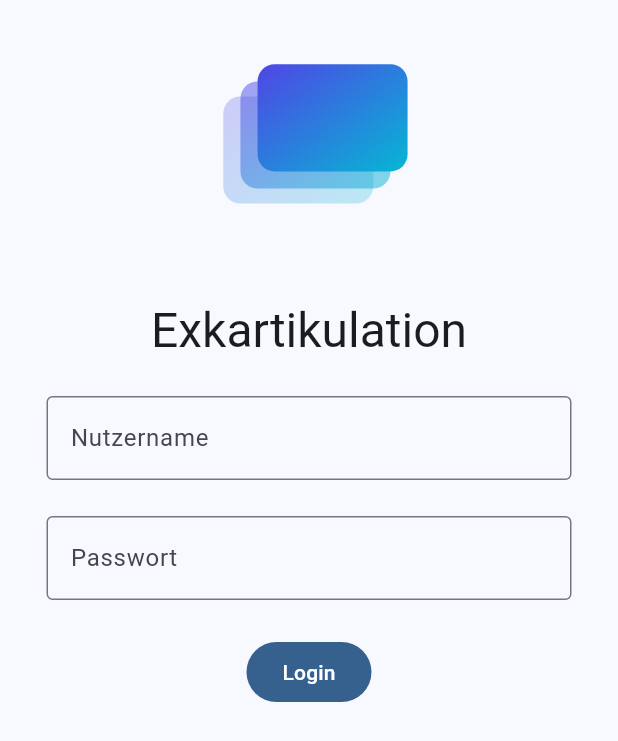
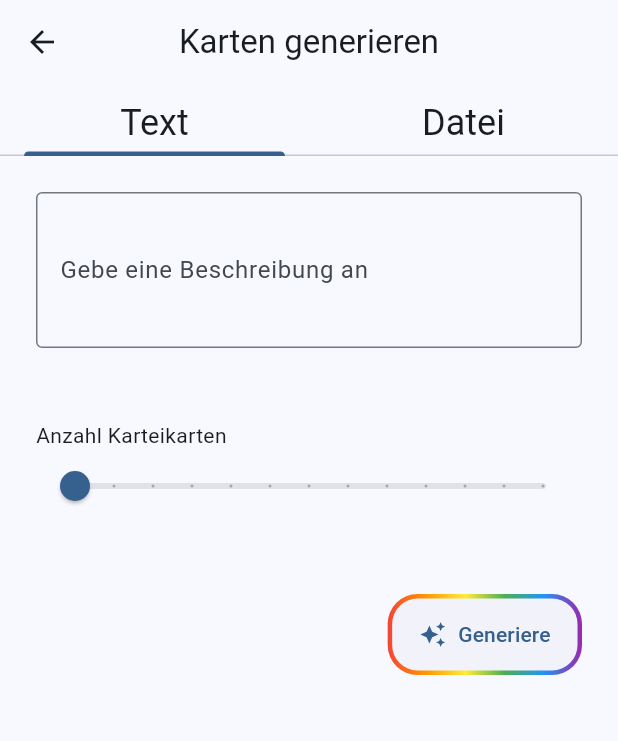
Before and after one commit to Mondei1/Exkartikulation, a Flutter app: the screen it shows after launch, on a phone screen of 412 x 824 dp. Shown: the top 741 px of the screen. Run offline on Flutter 3.47's test engine with Material 3 defaults, Android fonts, the light colour scheme and no system bars; our stand-ins replace flutter_secure_storage, flutter_svg, go_router; missing offline and left inert: oauth2.

Commit message:
generate flash card pages added

```diff
--- a/app/lib/src/core/app_router.dart
+++ b/app/lib/src/core/app_router.dart
@@ -1,3 +1,4 @@
+import 'package:exkartikulation/src/features/ai/generare_view.dart';
 import 'package:exkartikulation/src/features/login/login_view.dart';
 import 'package:exkartikulation/src/features/stacks/stacks_view.dart';
 import 'package:exkartikulation/src/features/topbar/topbar_scaffold.dart';
@@ -6,7 +7,7 @@ import 'package:go_router/go_router.dart';
 
 GoRouter createRouter() {
   return GoRouter(
-    initialLocation: "/login",
+    initialLocation: "/generate",
     routes: [
       ShellRoute(
         builder: (context, state, child) => TopBarScaffold(body: child),
@@ -30,6 +31,16 @@ GoRouter createRouter() {
           ),
         ],
       ),
+      ShellRoute(
+        builder: (context, state, child) => Scaffold(body: child),
+        routes: [
+          GoRoute(
+            path: "/generate",
+            name: "generate",
+            builder: (context, state) => GenerateView(),
+          ),
+        ],
+      ),
     ],
   );
 }
--- /dev/null
+++ b/app/lib/src/features/ai/generare_view.dart
@@ -0,0 +1,176 @@
+import 'package:flutter/material.dart';
+
+class GenerateView extends StatefulWidget {
+  const GenerateView({super.key});
+
+  @override
+  State<GenerateView> createState() => _GenerateViewState();
+}
+
+class _GenerateViewState extends State<GenerateView>
+    with SingleTickerProviderStateMixin {
+  late final TabController _controller;
+
+  @override
+  void initState() {
+    super.initState();
+    _controller = TabController(vsync: this, length: 2);
+  }
+
+  @override
+  Widget build(BuildContext context) {
+    return Scaffold(
+      appBar: AppBar(
+        leading: BackButton(),
+        title: Text("Karten generieren"),
+        centerTitle: true,
+        bottom: TabBar(
+          tabs: [
+            SizedBox(
+              height: 40,
+              child: Center(
+                child: Text(
+                  "Text",
+                  style: Theme.of(context).textTheme.headlineSmall,
+                ),
+              ),
+            ),
+            SizedBox(
+              height: 40,
+              child: Center(
+                child: Text(
+                  "Datei",
+                  style: Theme.of(context).textTheme.headlineSmall,
+                ),
+              ),
+            ),
+          ],
+          controller: _controller,
+        ),
+      ),
+      body: Center(
+        child: TabBarView(
+          controller: _controller,
+          children: [TextGenerateTab(), Text("data")],
+        ),
+      ),
+    );
+  }
+}
+
+class TextGenerateTab extends StatefulWidget {
+  const TextGenerateTab({super.key});
+
+  @override
+  State<TextGenerateTab> createState() => _TextGenerateTabState();
+}
+
+class _TextGenerateTabState extends State<TextGenerateTab> {
+  double _currentFlashCardCount = 3;
+
+  @override
+  Widget build(BuildContext context) {
+    return Column(
+      crossAxisAlignment: CrossAxisAlignment.start,
+      children: [
+        Padding(
+          padding: EdgeInsetsGeometry.all(24),
+          child: TextField(
+            maxLines: 5,
+            minLines: 3,
+            decoration: InputDecoration(
+              border: OutlineInputBorder(),
+              label: Text("Gebe eine Beschreibung an"),
+            ),
+          ),
+        ),
+        Padding(
+          padding: EdgeInsetsGeometry.all(24),
+          child: Column(
+            crossAxisAlignment: CrossAxisAlignment.start,
+            children: [
+              Text("Anzahl Karteikarten"),
+              Slider(
+                value: _currentFlashCardCount,
+                min: 3,
+                max: 15,
+                divisions: 12,
+                onChanged: (value) {
+                  setState(() {
+                    _currentFlashCardCount = value;
+                  });
+                },
+                label: _currentFlashCardCount.round().toString(),
+              ),
+            ],
+          ),
+        ),
+        Padding(
+          padding: EdgeInsetsGeometry.all(24),
+          child: Row(
+            mainAxisAlignment: MainAxisAlignment.end,
+            children: [AiGenerateButton(onPressed: () {})],
+          ),
+        ),
+      ],
+    );
+  }
+}
+
+class FileGenerateTab extends StatefulWidget {
+  const FileGenerateTab({super.key});
+
+  @override
+  State<FileGenerateTab> createState() => _FileGenerateTabState();
+}
+
+class _FileGenerateTabState extends State<FileGenerateTab> {
+  @override
+  Widget build(BuildContext context) {
+    return const Placeholder();
+  }
+}
+
+class AiGenerateButton extends StatelessWidget {
+  final VoidCallback onPressed;
+
+  const AiGenerateButton({super.key, required this.onPressed});
+
+  @override
+  Widget build(BuildContext context) {
+    return Container(
+      padding: const EdgeInsets.all(3), // Randdicke
+      decoration: BoxDecoration(
+        borderRadius: BorderRadius.circular(20),
+        gradient: const LinearGradient(
+          colors: [
+            Colors.red,
+            Colors.orange,
+            Colors.yellow,
+            Colors.green,
+            Colors.blue,
+            Colors.purple,
+          ],
+        ),
+      ),
+      child: ElevatedButton(
+        onPressed: onPressed,
+        style: ElevatedButton.styleFrom(
+          elevation: 0,
+          shape: RoundedRectangleBorder(
+            borderRadius: BorderRadius.circular(17),
+          ),
+          padding: const EdgeInsets.symmetric(horizontal: 18, vertical: 14),
+        ),
+        child: const Row(
+          mainAxisSize: MainAxisSize.min,
+          children: [
+            Icon(Icons.auto_awesome),
+            SizedBox(width: 8),
+            Text("Generiere"),
+          ],
+        ),
+      ),
+    );
+  }
+}
--- a/app/lib/src/features/login/login_service.dart
+++ b/app/lib/src/features/login/login_service.dart
@@ -11,7 +11,7 @@ const String clientSecret = String.fromEnvironment(
 const String authorizationEndpoint = String.fromEnvironment(
   'authorizationEndpoint',
   defaultValue:
-      'http://localhost:7000/realms/Exkartikulator/protocol/openid-connect/token',
+      'http://adrian_pc:7000/realms/Exkartikulator/protocol/openid-connect/token',
 );
 
 class LoginServiceFactory {
--- a/app/pubspec.yaml
+++ b/app/pubspec.yaml
@@ -41,6 +41,9 @@ dependencies:
   oauth2: ^2.0.5
   crypto: ^3.0.7
   flutter_secure_storage: ^10.0.0
+  path_provider: ^2.1.5
+  path: ^1.9.1
+  file_picker: ^10.3.10
 
 dev_dependencies:
   flutter_test:
```
Also changed, not shown: app/pubspec.lock, 5 other files.
